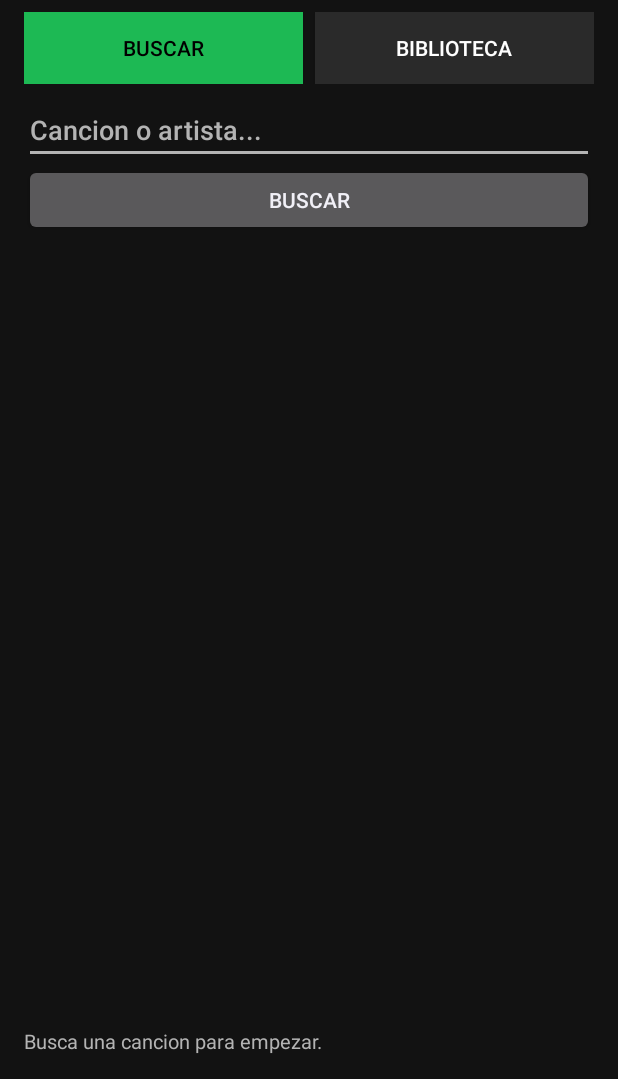
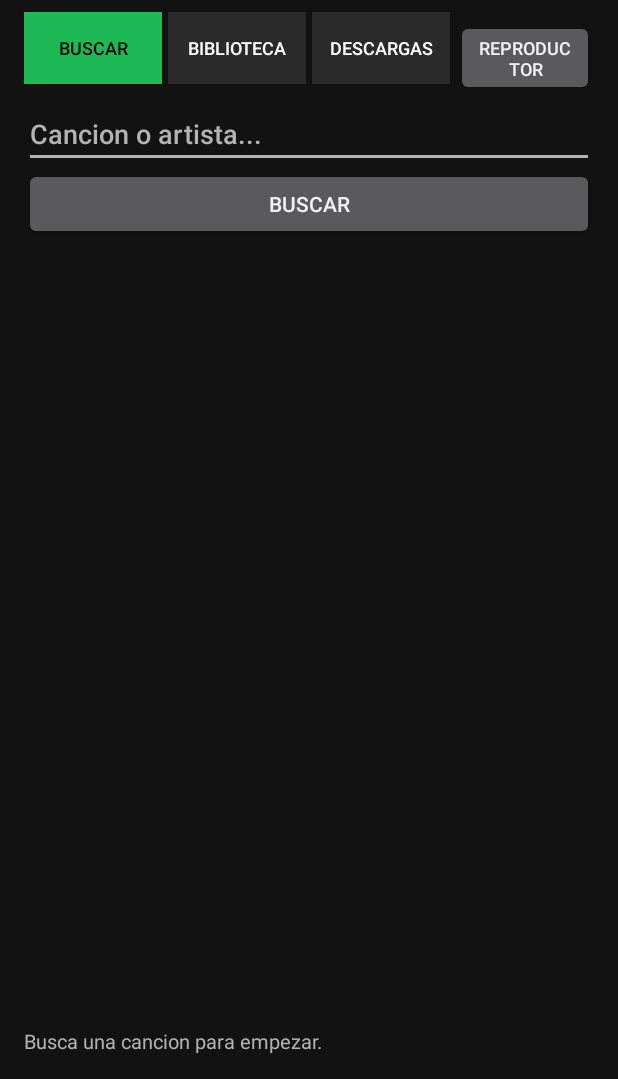
Before and after one commit to d7690743-ui/tube-music, an Android app: the screen it shows after launch (MainActivity), on a phone screen of 412 x 824 dp, the part 157-1236 px from its top. Run offline under Robolectric (Android 15) with nearby library versions, the phone set to English and light mode, and no system bars; libraries missing offline, so code that uses them is left out: org.schabi.newpipe; pictures from the network do not load.

Commit message:
v3: pestanas Descargas y Reproductor + opcion MP3

```diff
--- a/app/src/main/java/com/nexos/tubemusic/MainActivity.kt
+++ b/app/src/main/java/com/nexos/tubemusic/MainActivity.kt
@@ -3,7 +3,6 @@ package com.nexos.tubemusic
 
 import android.Manifest
 import android.app.Activity
-import android.app.AlertDialog
 import android.content.ContentUris
 import android.content.Intent
 import android.content.pm.PackageManager
@@ -69,10 +68,14 @@ class MainActivity : Activity() {
     private lateinit var searchButton: Button
     private lateinit var tabSearch: Button
     private lateinit var tabLibrary: Button
+    private lateinit var tabDownloads: Button
+    private lateinit var tabPlayer: Button
     private lateinit var panelSearch: LinearLayout
     private lateinit var panelLibrary: LinearLayout
+    private lateinit var panelDownloads: LinearLayout
     private lateinit var resultsList: ListView
     private lateinit var libraryList: ListView
+    private lateinit var downloadsList: ListView
     private lateinit var searchLoading: ProgressBar
     private lateinit var statusText: TextView
     private lateinit var mini: LinearLayout
@@ -85,7 +88,8 @@ class MainActivity : Activity() {
     private lateinit var resultsAdapter: TrackRowAdapter
     private val libTracks = mutableListOf<Track>()
     private lateinit var libAdapter: TrackRowAdapter
-    private var onLibrary = false
+    private lateinit var downloadsAdapter: TrackRowAdapter
+    private var tab = TAB_SEARCH
     private var alive = true
     private var lastMiniVersion = -1L
     private val ui = Handler(Looper.getMainLooper())
@@ -93,8 +97,15 @@ class MainActivity : Activity() {
         override fun run() {
             if (!alive) return
             refreshMini()
+            if (tab == TAB_DOWNLOADS) refreshDownloads()
             ui.postDelayed(this, 500)
         }
+    }
+
+    companion object {
+        const val TAB_SEARCH = 0
+        const val TAB_LIBRARY = 1
+        const val TAB_DOWNLOADS = 2
     }
 
     override fun onCreate(savedInstanceState: Bundle?) {
@@ -105,10 +116,14 @@ class MainActivity : Activity() {
         searchButton = findViewById(R.id.search)
         tabSearch = findViewById(R.id.tab_search)
         tabLibrary = findViewById(R.id.tab_library)
+        tabDownloads = findViewById(R.id.tab_downloads)
+        tabPlayer = findViewById(R.id.tab_player)
         panelSearch = findViewById(R.id.panel_search)
         panelLibrary = findViewById(R.id.panel_library)
+        panelDownloads = findViewById(R.id.panel_downloads)
         resultsList = findViewById(R.id.results)
         libraryList = findViewById(R.id.library)
+        downloadsList = findViewById(R.id.downloads)
         searchLoading = findViewById(R.id.search_loading)
         statusText = findViewById(R.id.status)
         mini = findViewById(R.id.mini)
@@ -129,10 +144,16 @@ class MainActivity : Activity() {
             onDownload = null,
         )
         libraryList.adapter = libAdapter
+        downloadsAdapter = TrackRowAdapter(this, mutableListOf(), onTap = {}, onDownload = null)
+        downloadsList.adapter = downloadsAdapter
 
         searchButton.setOnClickListener { doSearch() }
-        tabSearch.setOnClickListener { setTab(false) }
-        tabLibrary.setOnClickListener { setTab(true) }
+        tabSearch.setOnClickListener { setTab(TAB_SEARCH) }
+        tabLibrary.setOnClickListener { setTab(TAB_LIBRARY) }
+        tabDownloads.setOnClickListener { setTab(TAB_DOWNLOADS) }
+        tabPlayer.setOnClickListener {
+            startActivity(Intent(this, PlayerActivity::class.java))
+        }
         mini.setOnClickListener {
             startActivity(Intent(this, PlayerActivity::class.java))
         }
@@ -153,7 +174,7 @@ class MainActivity : Activity() {
             requestPermissions(arrayOf(Manifest.permission.POST_NOTIFICATIONS), 4002)
         }
 
-        setTab(false)
+        setTab(TAB_SEARCH)
         ui.post(miniLoop)
     }
 
@@ -163,19 +184,21 @@ class MainActivity : Activity() {
         super.onDestroy()
     }
 
-    private fun setTab(lib: Boolean) {
-        onLibrary = lib
-        panelSearch.visibility = if (lib) View.GONE else View.VISIBLE
-        panelLibrary.visibility = if (lib) View.VISIBLE else View.GONE
-        val green = getColor(R.color.green)
-        val dark = getColor(R.color.surface2)
-        val black = getColor(android.R.color.black)
-        val white = getColor(R.color.white)
-        tabSearch.setBackgroundColor(if (lib) dark else green)
-        tabSearch.setTextColor(if (lib) white else black)
-        tabLibrary.setBackgroundColor(if (lib) green else dark)
-        tabLibrary.setTextColor(if (lib) black else white)
-        if (lib) loadLibrary()
+    private fun setTab(t: Int) {
+        tab = t
+        panelSearch.visibility = if (t == TAB_SEARCH) View.VISIBLE else View.GONE
+        panelLibrary.visibility = if (t == TAB_LIBRARY) View.VISIBLE else View.GONE
+        panelDownloads.visibility = if (t == TAB_DOWNLOADS) View.VISIBLE else View.GONE
+        paintTab(tabSearch, t == TAB_SEARCH)
+        paintTab(tabLibrary, t == TAB_LIBRARY)
+        paintTab(tabDownloads, t == TAB_DOWNLOADS)
+        if (t == TAB_LIBRARY) loadLibrary()
+        if (t == TAB_DOWNLOADS) refreshDownloads()
+    }
+
+    private fun paintTab(b: Button, selected: Boolean) {
+        b.setBackgroundColor(getColor(if (selected) R.color.green else R.color.surface2))
+        b.setTextColor(getColor(if (selected) android.R.color.black else R.color.white))
     }
 
     // ---- busqueda ----
@@ -362,7 +385,18 @@ class MainActivity : Activity() {
                     .take(6)
                 if (audios.isEmpty()) throw Exception("Sin streams de audio")
                 val title = item.name ?: "audio"
-                runOnUiThread { pickFormatDialog(title, audios) }
+                runOnUiThread {
+                    FormatPicker.show(this, title, audios) { chosen, fellBack ->
+                        if (fellBack) {
+                            Toast.makeText(
+                                this,
+                                "Sin MP3 en YouTube, guardo en ${chosen.format?.suffix ?: "original"}",
+                                Toast.LENGTH_LONG
+                            ).show()
+                        }
+                        doDownload(title, chosen)
+                    }
+                }
             } catch (e: Exception) {
                 runOnUiThread { statusText.text = "Error: ${e.message}" }
             } finally {
@@ -371,38 +405,42 @@ class MainActivity : Activity() {
         }.start()
     }
 
-    private fun pickFormatDialog(title: String, audios: List<AudioStream>) {
-        val labels = audios.map {
-            "${it.format?.name ?: "?"} • ${it.averageBitrate / 1000} kbps"
-        }.toTypedArray()
-        var elegido = 0
-        AlertDialog.Builder(this)
-            .setTitle("Descargar audio")
-            .setSingleChoiceItems(labels, 0) { _, which -> elegido = which }
-            .setPositiveButton("Descargar") { _, _ -> doDownload(title, audios[elegido]) }
-            .setNegativeButton("Cancelar", null)
-            .show()
-    }
-
     private fun doDownload(title: String, audio: AudioStream) {
         searchButton.isEnabled = false
         statusText.text = "Descargando: $title"
+        val jobId = DownloadStore.start(title)
         Thread {
             try {
                 val streamUrl = audio.url ?: throw Exception("Stream sin URL directa")
                 val ruta = MusicDownload.download(
                     this, streamUrl, title, audio.format?.suffix ?: "m4a"
-                ) { }
+                ) { p -> DownloadStore.progress(jobId, p) }
+                DownloadStore.finish(jobId, ruta)
                 runOnUiThread {
                     statusText.text = "Guardado en $ruta"
                     Toast.makeText(this, "Descarga completa", Toast.LENGTH_SHORT).show()
-                    if (onLibrary) loadLibrary()
+                    if (tab == TAB_LIBRARY) loadLibrary()
+                    if (tab == TAB_DOWNLOADS) refreshDownloads()
                 }
             } catch (e: Exception) {
+                DownloadStore.fail(jobId, e.message ?: "error")
                 runOnUiThread { statusText.text = "Error: ${e.message}" }
             } finally {
                 runOnUiThread { searchButton.isEnabled = true }
             }
         }.start()
     }
+
+    // ---- descargas ----
+
+    private fun refreshDownloads() {
+        downloadsAdapter.refresh(DownloadStore.snapshot().map {
+            val sub = when (it.state) {
+                DownloadStore.State.ACTIVE -> "${it.progress}% • descargando"
+                DownloadStore.State.DONE -> "listo • ${it.detail}"
+                DownloadStore.State.ERROR -> "error • ${it.detail}"
+            }
+            TrackRowAdapter.Row(it.title, sub, null, false)
+        })
+    }
 }
--- a/app/src/main/res/layout/activity_main.xml
+++ b/app/src/main/res/layout/activity_main.xml
@@ -25,15 +25,35 @@
             android:layout_width="0dp"
             android:layout_height="wrap_content"
             android:layout_weight="1"
-            android:text="Buscar" />
+            android:text="Buscar"
+            android:textSize="12sp" />
 
         <Button
             android:id="@+id/tab_library"
             android:layout_width="0dp"
             android:layout_height="wrap_content"
-            android:layout_marginStart="8dp"
+            android:layout_marginStart="4dp"
             android:layout_weight="1"
-            android:text="Biblioteca" />
+            android:text="Biblioteca"
+            android:textSize="12sp" />
+
+        <Button
+            android:id="@+id/tab_downloads"
+            android:layout_width="0dp"
+            android:layout_height="wrap_content"
+            android:layout_marginStart="4dp"
+            android:layout_weight="1"
+            android:text="Descargas"
+            android:textSize="12sp" />
+
+        <Button
+            android:id="@+id/tab_player"
+            android:layout_width="0dp"
+            android:layout_height="wrap_content"
+            android:layout_marginStart="4dp"
+            android:layout_weight="1"
+            android:text="Reproductor"
+            android:textSize="12sp" />
 
     </LinearLayout>
 
@@ -106,6 +126,32 @@
     </LinearLayout>
 
     <LinearLayout
+        android:id="@+id/panel_downloads"
+        android:layout_width="match_parent"
+        android:layout_height="0dp"
+        android:layout_weight="1"
+        android:orientation="vertical"
+        android:visibility="gone">
+
+        <TextView
+            android:layout_width="wrap_content"
+            android:layout_height="wrap_content"
+            android:layout_marginTop="8dp"
+            android:text="Progreso y recientes de esta sesión"
+            android:textColor="@color/gray"
+            android:textSize="13sp" />
+
+        <ListView
+            android:id="@+id/downloads"
+            android:layout_width="match_parent"
+            android:layout_height="0dp"
+            android:layout_weight="1"
+            android:divider="@color/surface2"
+            android:dividerHeight="1dp" />
+
+    </LinearLayout>
+
+    <LinearLayout
         android:id="@+id/mini"
         android:layout_width="match_parent"
         android:layout_height="wrap_content"
--- a/app/src/main/res/layout/activity_player.xml
+++ b/app/src/main/res/layout/activity_player.xml
@@ -28,7 +28,7 @@
             android:ellipsize="end"
             android:gravity="center"
             android:maxLines="2"
-            android:text="Nada en reproduccion"
+            android:text="Nada en reproducción"
             android:textColor="@color/white"
             android:textSize="20sp"
             android:textStyle="bold" />
@@ -41,7 +41,7 @@
             android:ellipsize="end"
             android:gravity="center"
             android:singleLine="true"
-            android:text=""
+            android:text="Elige una canción en Buscar o Biblioteca"
             android:textColor="@color/gray"
             android:textSize="15sp" />
 
```
Also changed, not shown: app/src/main/java/com/nexos/tubemusic/AudioPick.kt (added, +34 -0 lines), app/src/main/java/com/nexos/tubemusic/DownloadStore.kt (added, +53 -0 lines), app/src/main/java/com/nexos/tubemusic/FormatPicker.kt (added, +42 -0 lines), app/src/main/java/com/nexos/tubemusic/PlayerActivity.kt (+43 -11 lines), 1 other file.
